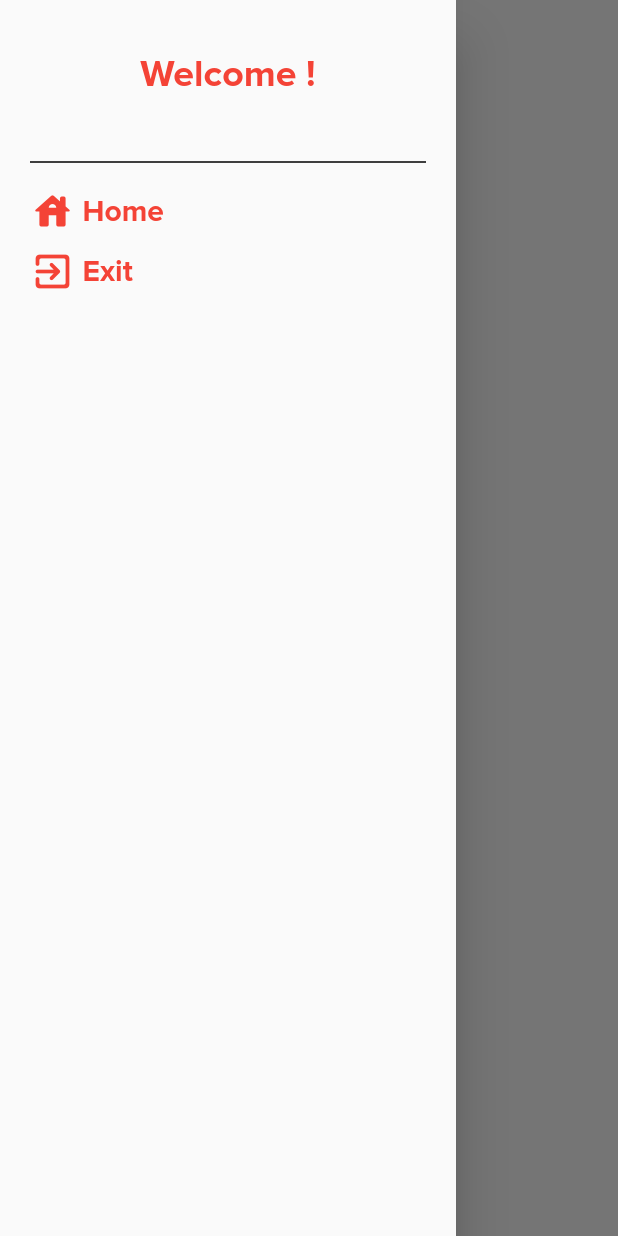
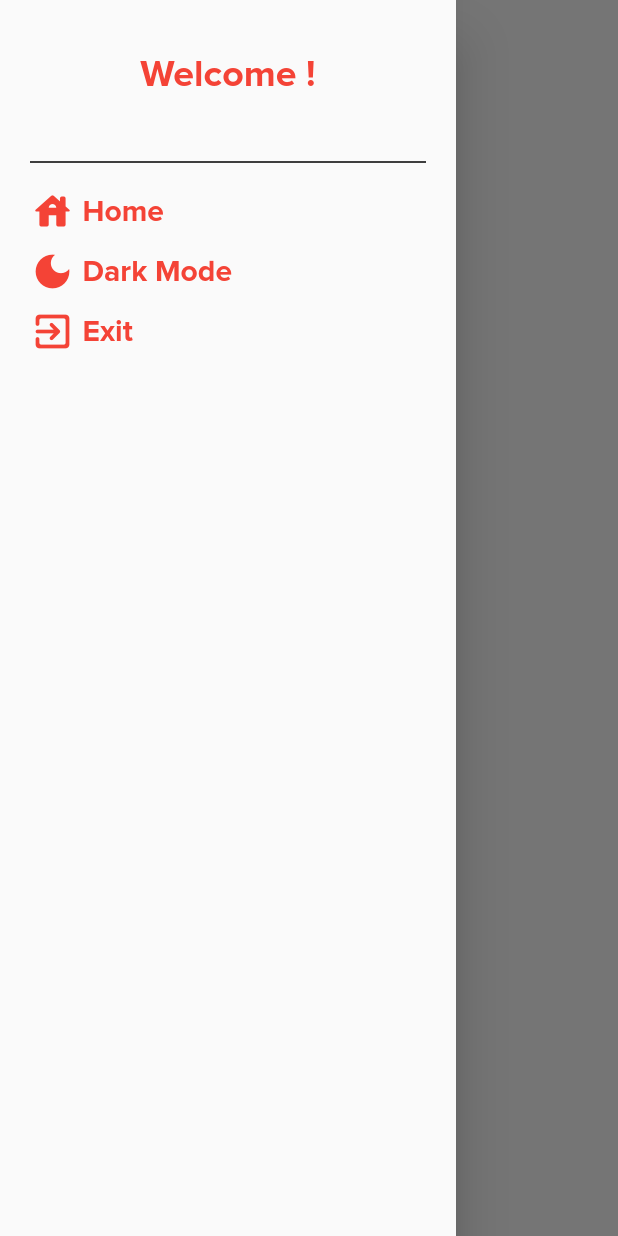
Before and after one commit to thechawla225/Countries, a Flutter app: the CountriesView screen opened directly with empty values, with the side drawer open, on a phone screen of 412 x 824 dp. Run offline on Flutter 3.47's test engine with Material 2 defaults, Android fonts, the phone set to English and light mode, and no system bars; our stand-ins replace flutter_svg, shared_preferences, splashscreen, sqflite; accounts and stored records are empty; network calls fail.

Commit message:
added flags in border countries

```diff
--- a/lib/Screens/Countries.dart
+++ b/lib/Screens/Countries.dart
@@ -26,6 +26,7 @@ class _CountriesViewState extends State<CountriesView> {
 
   @override
   Widget build(BuildContext context) {
+    Widget val;
     return Scaffold(
       appBar: AppBar(
         backgroundColor: Colors.white,
@@ -55,12 +56,14 @@ class _CountriesViewState extends State<CountriesView> {
                 else if (snapshot.hasData) return showRegions(countries);
                 break;
               case ConnectionState.waiting:
-                return Text(
+                val = Text(
                   "Loading...",
                 );
+                break;
               default:
-                return Container();
+                val = Container();
             }
+            return val;
           }),
     );
   }
@@ -88,16 +91,22 @@ Widget showRegions(List<Country> countries) {
 
 Widget showCard(BuildContext context, Country country) {
   return Card(
+    shadowColor: Colors.red,
+    semanticContainer: true,
+    clipBehavior: Clip.antiAliasWithSaveLayer,
     color: Colors.white,
     child: ListTile(
       onTap: () {
         Navigator.of(context).push(MaterialPageRoute(
             builder: (context) => BorderCountries(country.name)));
       },
-      trailing: SvgPicture.network(
-        country.flag,
-        height: 20,
-        width: 20,
+      trailing: Container(
+        width: 50,
+        child: SvgPicture.network(
+          country.flag,
+          fit: BoxFit.contain,
+          height: 100,
+        ),
       ),
       title: Text(
         country.name,
--- a/lib/Widgets/HomeDrawer.dart
+++ b/lib/Widgets/HomeDrawer.dart
@@ -58,6 +58,30 @@ Widget homeDrawer(BuildContext context) {
             ),
             SizedBox(height: 10),
             GestureDetector(
+              onTap: () {},
+              child: Row(
+                children: [
+                  Icon(
+                    Icons.dark_mode,
+                    color: Colors.red,
+                    size: 30,
+                  ),
+                  SizedBox(
+                    width: 5,
+                  ),
+                  Text(
+                    "Dark Mode",
+                    style: TextStyle(
+                        fontFamily: 'ProximaNova',
+                        fontSize: 20,
+                        fontWeight: FontWeight.w800,
+                        color: Colors.red),
+                  ),
+                ],
+              ),
+            ),
+            SizedBox(height: 10),
+            GestureDetector(
               onTap: () {
                 return exitDialog(context);
               },
```
Also changed, not shown: lib/Screens/BorderCountries.dart (+33 -7 lines).
